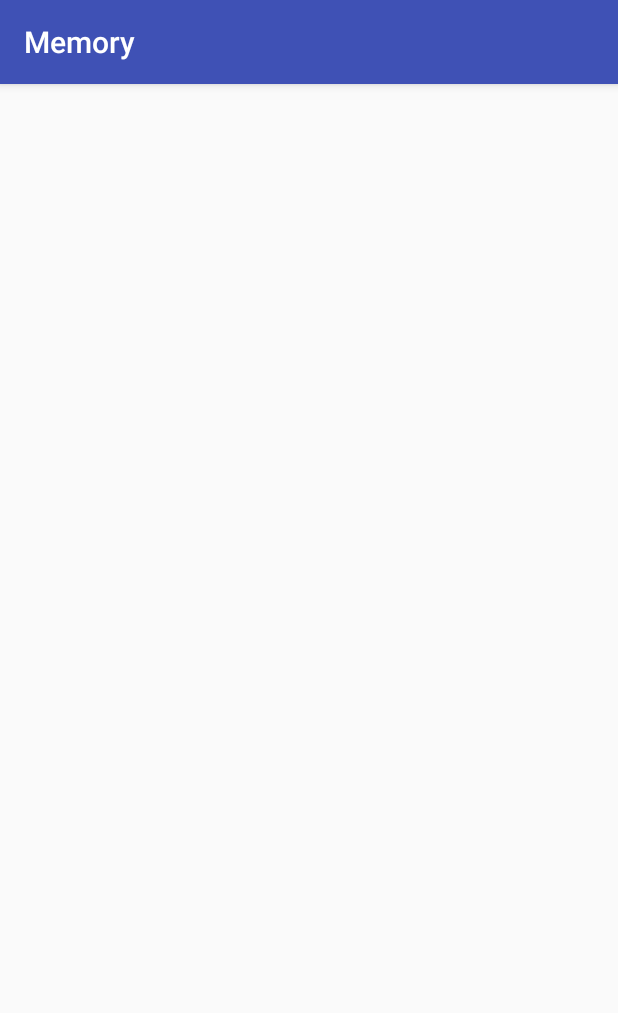
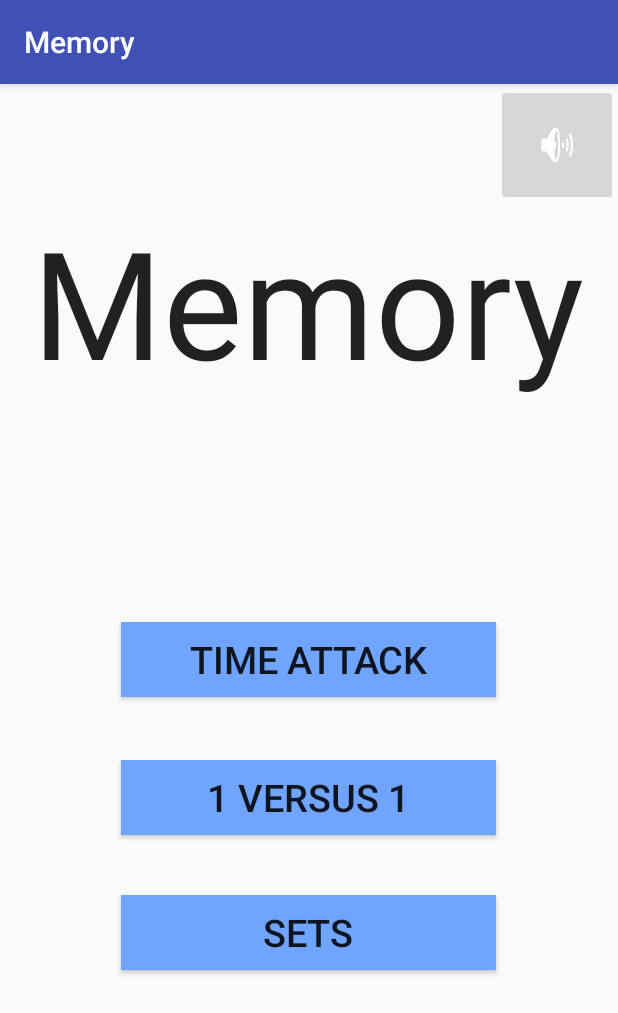
Before and after one commit to Jenjen1324/AndroidMemoryGame, an Android app: the screen it shows after launch (MainActivity), on a phone screen of 412 x 824 dp. Shown: the top 1013 px of the screen. Run offline under Robolectric (Android 15) with nearby library versions, the phone set to English and light mode, and no system bars.

Commit message:
Layouts from luca

```diff
--- /dev/null
+++ b/Memory/Project/app/src/main/res/layout/activity_mainmenu.xml
@@ -0,0 +1,71 @@
+<?xml version="1.0" encoding="utf-8"?>
+<RelativeLayout xmlns:android="http://schemas.android.com/apk/res/android"
+    android:orientation="vertical" android:layout_width="match_parent"
+    android:layout_height="match_parent">
+
+    <Button
+        android:layout_width="wrap_content"
+        android:layout_height="wrap_content"
+        android:text="Time Attack"
+        android:id="@+id/button_sp"
+        android:minWidth="250dp"
+        android:minHeight="50dp"
+        android:textSize="25dp"
+        android:background="#6fa4ff"
+        android:layout_centerVertical="true"
+        android:layout_alignLeft="@+id/button_mp"
+        android:layout_alignStart="@+id/button_mp" />
+
+    <Button
+        android:layout_width="wrap_content"
+        android:layout_height="wrap_content"
+        android:text="1 versus 1"
+        android:id="@+id/button_mp"
+        android:layout_below="@+id/button_sp"
+        android:layout_centerHorizontal="true"
+        android:layout_marginTop="42dp"
+        android:minHeight="50dp"
+        android:minWidth="250dp"
+        android:textSize="25dp"
+        android:background="#6fa4ff" />
+
+    <Button
+        android:layout_width="wrap_content"
+        android:layout_height="wrap_content"
+        android:text="Sets"
+        android:id="@+id/button_edit"
+        android:layout_below="@+id/button_mp"
+        android:layout_centerHorizontal="true"
+        android:layout_marginTop="40dp"
+        android:minWidth="250dp"
+        android:minHeight="50dp"
+        android:textSize="25dp"
+        android:background="#6fa4ff" />
+
+    <TextView
+        android:layout_width="wrap_content"
+        android:layout_height="wrap_content"
+        android:textAppearance="?android:attr/textAppearanceLarge"
+        android:text="Memory"
+        android:id="@+id/text_title"
+        android:layout_alignParentTop="true"
+        android:layout_centerHorizontal="true"
+        android:layout_marginTop="78dp"
+        android:minHeight="100dp"
+        android:minWidth="250dp"
+        android:textSize="100dp"
+        />
+
+    <ImageButton
+        android:layout_width="wrap_content"
+        android:layout_height="wrap_content"
+        android:id="@+id/imageButton"
+        android:layout_alignParentTop="true"
+        android:layout_alignParentRight="true"
+        android:layout_alignParentEnd="true"
+        android:src="@android:drawable/ic_lock_silent_mode_off"
+        android:layout_toEndOf="@+id/button_sp"
+        android:layout_marginBottom="130dp"
+        android:layout_alignBottom="@+id/text_title"
+        android:layout_toRightOf="@+id/button_sp" />
+</RelativeLayout>
```
Also changed, not shown: Memory/Project/app/src/main/java/code/jjlm/memory/ActivityChooseSet.java (added, +18 -0 lines), Memory/Project/app/src/main/java/code/jjlm/memory/ActivityEditSets.java (added, +17 -0 lines), Memory/Project/app/src/main/java/code/jjlm/memory/ActivityMPEndscreen.java (added, +17 -0 lines), Memory/Project/app/src/main/java/code/jjlm/memory/ActivitySPEndscreen.java (added, +17 -0 lines), Memory/Project/app/src/main/res/layout/activity_game.xml (+9 -13 lines), Memory/Project/app/src/main/res/layout/activity_mp_endscreen.xml (added, +18 -0 lines), Memory/Project/app/src/main/res/layout/activity_setedit.xml (added, +64 -0 lines), Memory/Project/app/src/main/res/layout/activity_sets.xml (added, +27 -0 lines), Memory/Project/app/src/main/res/layout/activity_sp_endscreen.xml (added, +25 -0 lines).
